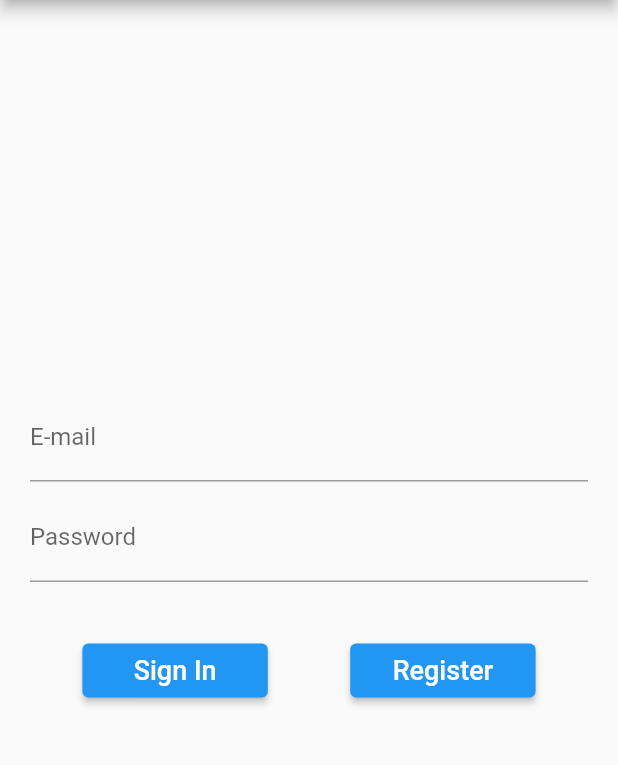
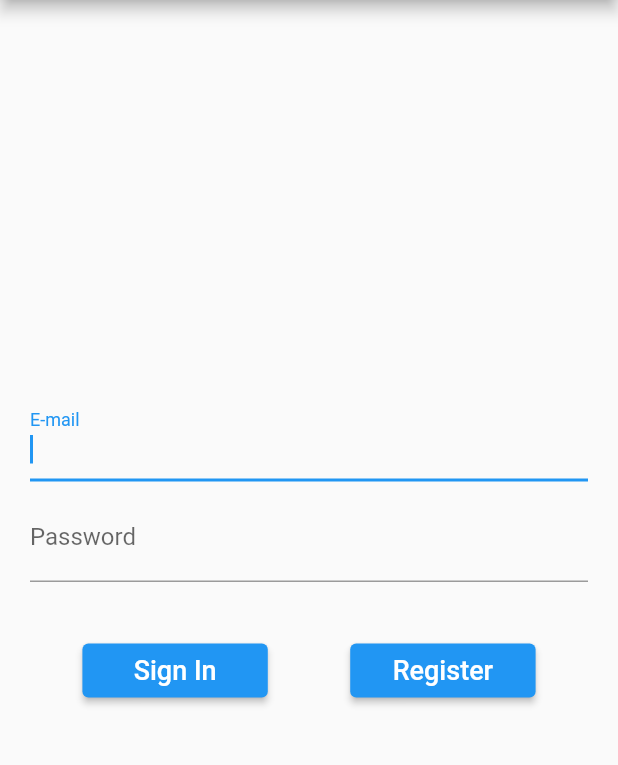
Before and after one commit to almusfuad/online-auction.io, a Flutter app: the screen it shows after launch, on a phone screen of 412 x 824 dp, the part 84-849 px from its top. Run offline on Flutter 3.47's test engine with Material 2 defaults, Android fonts, the light colour scheme and no system bars; our stand-ins replace cloud_firestore, firebase_auth, firebase_core, image_picker; accounts and stored records are empty.

Commit message:
done with focusnode

```diff
--- a/online_auction/lib/screens/authentication_screens/login_screen.dart
+++ b/online_auction/lib/screens/authentication_screens/login_screen.dart
@@ -44,7 +44,14 @@ class _LoginScreenState extends State<LoginScreen> {
   @override
   Widget build(BuildContext context) {
     final deviceSize = MediaQuery.of(context).size;
-    return Scaffold(
+    return GestureDetector(
+      onTap: () {
+        setState(() {
+          // _focusEmail.unfocus();
+          // _focusPassword.unfocus();
+        });
+      },
+      child: Scaffold(
         appBar: AppBar(
           title: const Text(
             'Enter Online-Auction',
@@ -68,6 +75,8 @@ class _LoginScreenState extends State<LoginScreen> {
                       child: Column(
                         children: [
                           TextFormField(
+                            autofocus: true,
+                            enabled: true,
                             decoration: const InputDecoration(
                               labelText: 'E-mail',
                               // hintText: 'Use your gmail account',
@@ -112,7 +121,8 @@ class _LoginScreenState extends State<LoginScreen> {
                           child: ElevatedButton(
                             onPressed: () async {
                               if (_formKey.currentState!.validate()) {
-                              User? user = await Auth.signInUsingEmailPassword(
+                                User? user =
+                                    await Auth.signInUsingEmailPassword(
                                         email: _emailTextController.text,
                                         password: _passwordTextController.text,
                                         context: context);
@@ -120,7 +130,7 @@ class _LoginScreenState extends State<LoginScreen> {
                                   Navigator.of(context).pushReplacement(
                                     MaterialPageRoute(
                                       builder: (context) =>
-                                        AuctionsOverviewScreen(),
+                                          ProfileScreen(user: user),
                                     ),
                                   );
                                 }
@@ -169,6 +179,7 @@ class _LoginScreenState extends State<LoginScreen> {
             );
           },
         ),
+      ),
     );
   }
 }
```
Lines whose indentation alone changed are shown as unchanged.
